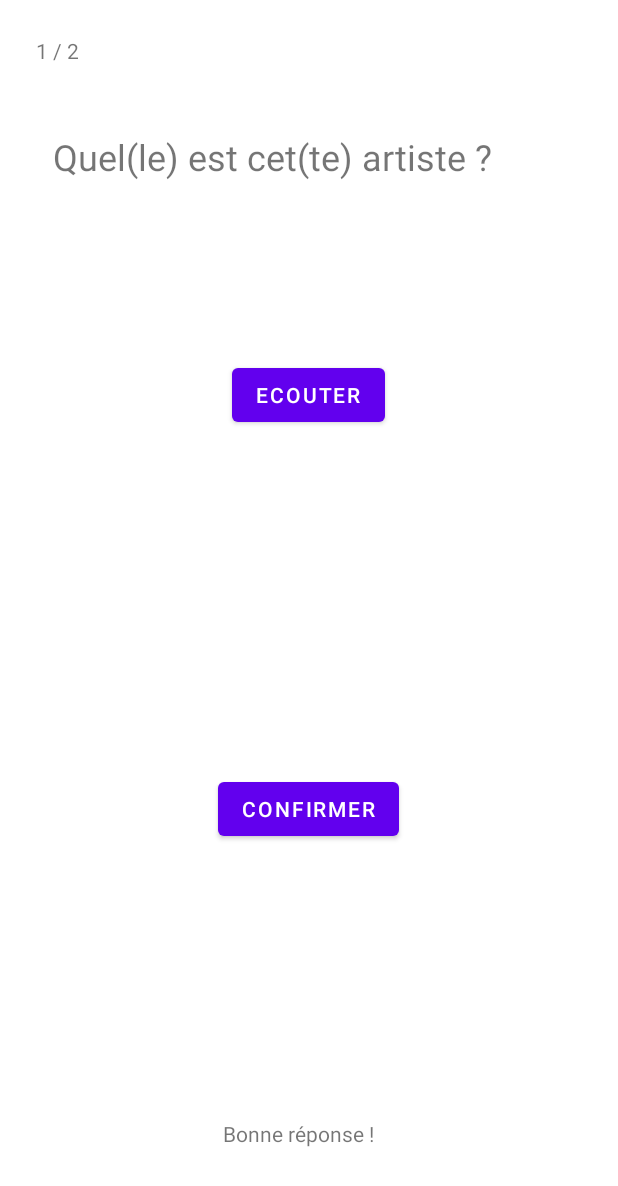
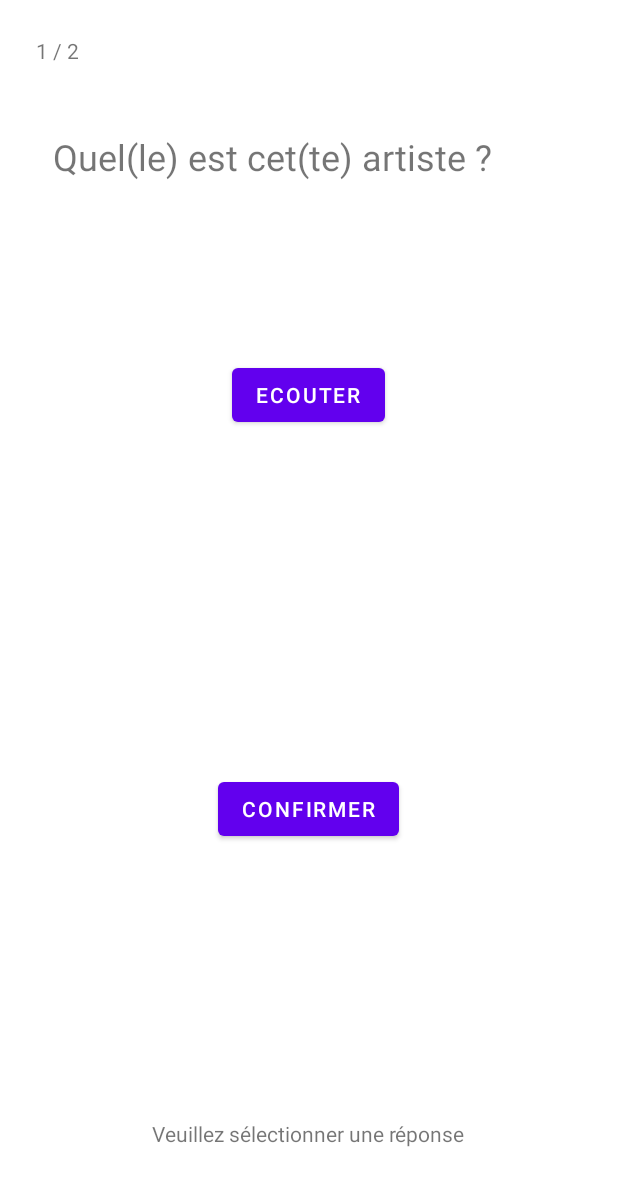
Before and after one commit to coding-factory-classrooms/android-l2-flashcards-groupe-3-blindtest-musical, an Android app: the layout activity_blind_test.xml on its own in the app's theme, with its tools: preview values and no code run, on a phone screen of 412 x 824 dp. Shown: the top 1186 px of the screen. Run offline under Robolectric (Android 15) with nearby library versions, the phone set to English and light mode, and no system bars.

```diff
--- a/app/src/main/res/layout/activity_blind_test.xml
+++ b/app/src/main/res/layout/activity_blind_test.xml
@@ -51,14 +51,14 @@
 
     <TextView
         android:id="@+id/responseTextView"
-        android:layout_width="114dp"
+        android:layout_width="wrap_content"
         android:layout_height="26dp"
         android:layout_marginBottom="52dp"
         app:layout_constraintBottom_toBottomOf="parent"
         app:layout_constraintEnd_toEndOf="@+id/textView"
         app:layout_constraintHorizontal_bias="0.502"
         app:layout_constraintStart_toStartOf="@+id/textView"
-        tools:text="Bonne réponse !" />
+        tools:text="Veuillez sélectionner une réponse" />
 
     <Button
         android:id="@+id/confirmButton"
```
Also changed, not shown: app/src/main/java/com/rosstail/blindtest/BlindTestActivity.java (+33 -3 lines).
